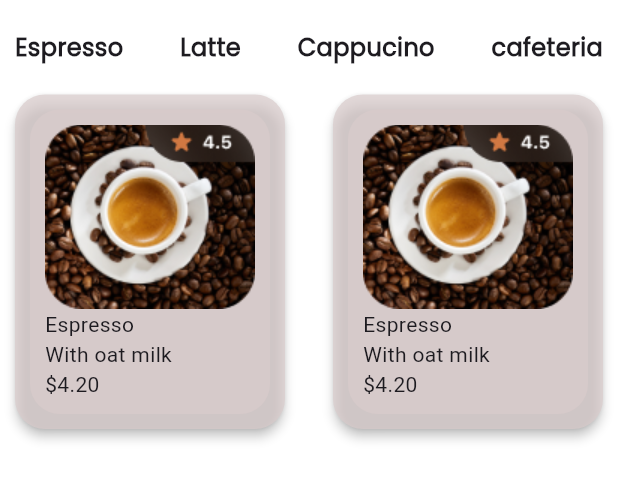
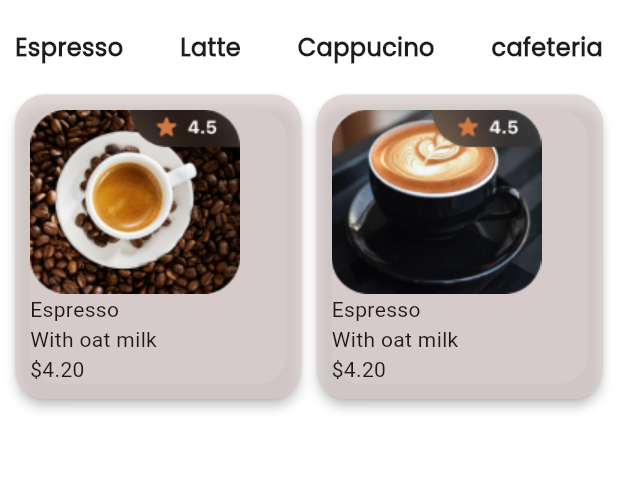
Before and after one commit to kemila3/coffe-app, a Flutter app: the screen it shows after launch, after a tap on "Dive In", on a phone screen of 412 x 824 dp, the part 321-823 px from its top. Run offline on Flutter 3.47's test engine with Material 3 defaults, Android fonts, the phone set to English and light mode, and no system bars.

Commit message:
minor bug fixed in widgets

```diff
--- a/lib/pages/homePage.dart
+++ b/lib/pages/homePage.dart
@@ -110,14 +110,14 @@ class HomePage extends StatelessWidget {
             Row(
               mainAxisAlignment: MainAxisAlignment.spaceBetween,
               children: [
-                Material(
-                  elevation: 3,
+                Expanded(
+                  child: Material(
+                     elevation: 3,
                     color: const Color.fromARGB(179, 217, 203, 203),
                     borderRadius: BorderRadius.circular(20),
-                  child: Expanded(
                     child: Container(
                       margin: EdgeInsets.all(10),
-                      padding: EdgeInsets.all(10),
+                      // padding: EdgeInsets.all(10),
                       decoration: BoxDecoration(
                         color: const Color.fromARGB(179, 217, 203, 203),
                         borderRadius: BorderRadius.circular(20)
@@ -135,14 +135,15 @@ class HomePage extends StatelessWidget {
                     ),
                   ),
                 ),
-                Material(
-                  elevation: 3,
+                SizedBox(width: 10,),
+                Expanded(
+                  child: Material(
+                     elevation: 3,
                     color: const Color.fromARGB(179, 217, 203, 203),
                     borderRadius: BorderRadius.circular(20),
-                  child: Expanded(
                     child: Container(
                       margin: EdgeInsets.all(10),
-                      padding: EdgeInsets.all(10),
+                      // padding: EdgeInsets.all(10),
                       decoration: BoxDecoration(
                         color: const Color.fromARGB(179, 217, 203, 203),
                         borderRadius: BorderRadius.circular(20)
@@ -150,7 +151,7 @@ class HomePage extends StatelessWidget {
                       child: Column(
                         crossAxisAlignment: CrossAxisAlignment.start,
                         children: [
-                          Image.asset("assets/images/Mask group.png"),
+                          Image.asset("assets/images/Mask group2.png"),
                           Text("Espresso"),
                           Text("With oat milk"),
                           Text("\$4.20"),
--- a/lib/pages/landingPage.dart
+++ b/lib/pages/landingPage.dart
@@ -10,7 +10,8 @@ class LandingPage extends StatelessWidget {
   Widget build(BuildContext context) {
     return Scaffold(
       backgroundColor: Color.fromRGBO(150, 114, 89, 0.9),
-      body: Container(
+      body: SingleChildScrollView(
+        child: Container(
           padding: EdgeInsets.all(10),
           child: Column(
             children: [
@@ -67,6 +68,7 @@ class LandingPage extends StatelessWidget {
             ],
           ),
         ),
+      ),
     );
   }
 }
```
Lines whose indentation alone changed are shown as unchanged.
